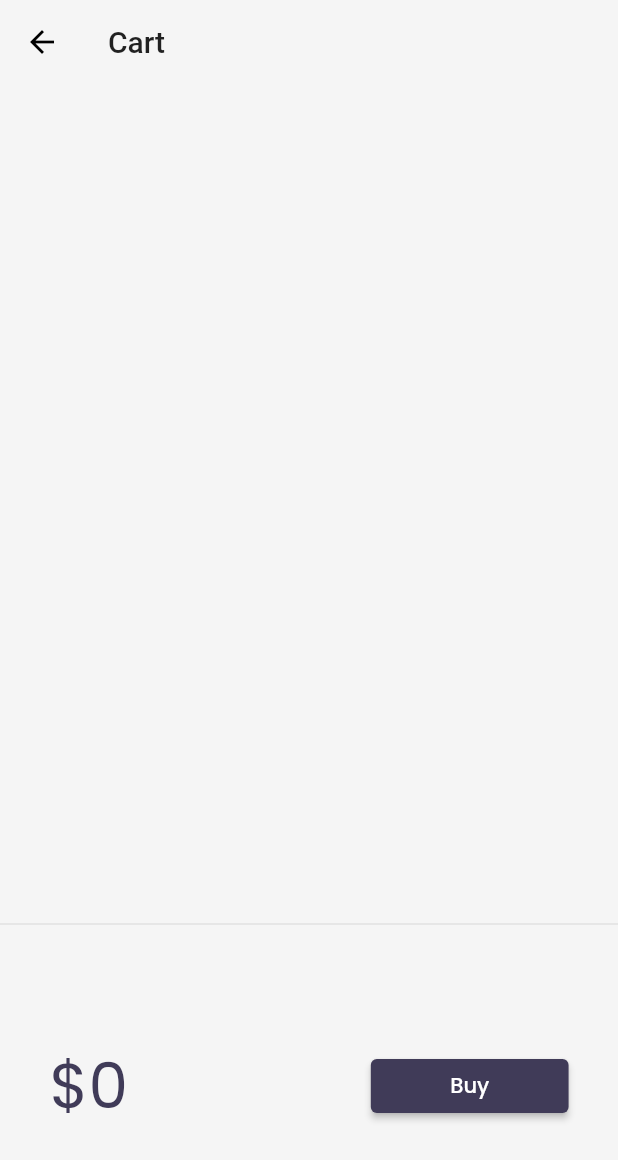
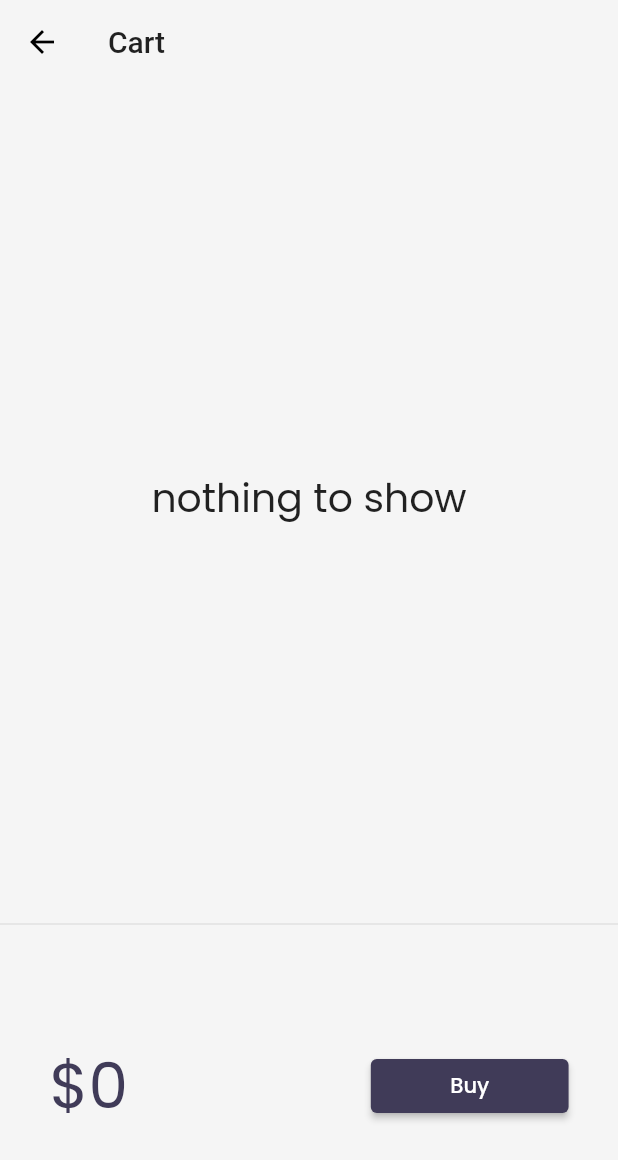
Before and after one commit to praju260100/30_days_of_flutter, a Flutter app: the screen it shows after launch, after a tap on an icon or button, on a phone screen of 412 x 824 dp. Shown: the top 1160 px of the screen. Run offline on Flutter 3.47's test engine with Material 2 defaults, Android fonts, the phone set to English and light mode, and no system bars; our stand-ins replace google_fonts, velocity_x; network calls fail.

Commit message:
day25complete

```diff
--- a/lib/models/cart.dart
+++ b/lib/models/cart.dart
@@ -1,42 +1,40 @@
 import 'package:flutter_catalog/models/catalog.dart';
 
 class CartModel {
+  // catalog field
   static final cartModel = CartModel._internal();
+
   CartModel._internal();
-
   factory CartModel() => cartModel;
 
-  CatalogModel _catalog;
+  late CatalogModel _catalog;
 
   final List<int> _itemIds = [];
 
-  CatalogModel get catalog => _catalog;
+  // Get Catalog
+  CatalogModel get catalog => catalog;
 
   set catalog(CatalogModel newCatalog) {
     assert(newCatalog != null);
-    _catalog = newCatalog;
+    catalog = newCatalog;
   }
 
-  List<Item> get items => _itemIds.map((id) => _catalog.getById(id)).toList();
+  // Get items in the cart
+  List<Item> get items => _itemIds.map((id) => catalog.getById(id)).toList();
 
+  // Get total price
   num get totalPrice =>
       items.fold(0, (total, current) => total + current.price);
+
+  // Add Item
 
   void add(Item item) {
     _itemIds.add(item.id);
   }
 
+  // Remove Item
+
   void remove(Item item) {
     _itemIds.remove(item.id);
   }
-
-  @override
-  bool operator ==(Object other) {
-    if (identical(this, other)) return true;
-
-    return other is CartModel && other._catalog == _catalog;
-  }
-
-  @override
-  int get hashCode => _catalog.hashCode;
 }
--- a/lib/models/catalog.dart
+++ b/lib/models/catalog.dart
@@ -1,6 +1,13 @@
 import 'dart:convert';
 
 class CatalogModel {
+  static final catModel = CatalogModel._internal();
+
+  CatalogModel._internal();
+
+  factory CatalogModel() => catModel;
+  late CatalogModel _catalog;
+
   static List<Item> items = [];
 
   Item getById(int id) =>
--- a/lib/pages/cart_page.dart
+++ b/lib/pages/cart_page.dart
@@ -63,13 +63,18 @@ class __CartListState extends State<_CartList> {
   final _cart = CartModel();
   @override
   Widget build(BuildContext context) {
-    return ListView.builder(
+    return _cart.items.isEmpty
+        ? "nothing to show".text.xl3.makeCentered()
+        : ListView.builder(
             itemCount: _cart.items.length,
             itemBuilder: (context, index) => ListTile(
               leading: Icon(Icons.done),
               trailing: IconButton(
                 icon: Icon(Icons.remove_circle_outline),
-          onPressed: () {},
+                onPressed: () {
+                  _cart.remove(_cart.items[index]);
+                  setState(() {});
+                },
               ),
               title: _cart.items[index].name.text.make(),
             ),
--- /dev/null
+++ b/lib/widget/Home_widgets/add_to_cart.dart
@@ -0,0 +1,44 @@
+import 'package:flutter/cupertino.dart';
+import 'package:flutter/material.dart';
+import 'package:flutter_catalog/models/cart.dart';
+import 'package:flutter_catalog/models/catalog.dart';
+import 'package:velocity_x/velocity_x.dart';
+
+class AddToCart extends StatefulWidget {
+  final Item catalog;
+
+  const AddToCart({
+    Key? key,
+    required this.catalog,
+  }) : super(key: key);
+
+  @override
+  State<AddToCart> createState() => _AddToCartState();
+}
+
+class _AddToCartState extends State<AddToCart> {
+  final _cart = CartModel();
+
+  @override
+  Widget build(BuildContext context) {
+    bool isInCart = _cart.items.contains(widget.catalog);
+    return ElevatedButton(
+      onPressed: () {
+        if (!isInCart) {
+          isInCart = isInCart.toggle();
+          final _catalog = CatalogModel();
+
+          _cart.catalog = _catalog;
+          _cart.add(widget.catalog);
+          setState(() {});
+        }
+      },
+      style: ButtonStyle(
+          backgroundColor: MaterialStateProperty.all(context.theme.buttonColor),
+          shape: MaterialStateProperty.all(
+            StadiumBorder(),
+          )),
+      child: isInCart ? Icon(Icons.done) : Icon(CupertinoIcons.cart_badge_plus),
+    );
+  }
+}
--- a/lib/widget/Home_widgets/catalog_list.dart
+++ b/lib/widget/Home_widgets/catalog_list.dart
@@ -1,11 +1,12 @@
 import 'package:flutter/material.dart';
+import 'package:flutter_catalog/widget/Home_widgets/add_to_cart.dart';
 import 'package:velocity_x/velocity_x.dart';
 
 import 'package:flutter_catalog/models/cart.dart';
 import 'package:flutter_catalog/models/catalog.dart';
 import 'package:flutter_catalog/pages/home_detail_page.dart';
-import 'package:flutter_catalog/widget/Home_widgets/catalog_image.dart';
-import 'package:flutter_catalog/widget/themes.dart';
+
+import 'catalog_image.dart';
 
 class CatalogList extends StatelessWidget {
   @override
@@ -16,13 +17,14 @@ class CatalogList extends StatelessWidget {
       itemBuilder: (context, index) {
         final catalog = CatalogModel.items[index];
         return InkWell(
-            onTap: (() => Navigator.push(
+          onTap: () => Navigator.push(
             context,
             MaterialPageRoute(
               builder: (context) => homedetailpage(catalog: catalog),
             ),
-                )),
-            child: CatalogItem(catalog: catalog));
+          ),
+          child: CatalogItem(catalog: catalog),
+        );
       },
     );
   }
@@ -44,13 +46,14 @@ class CatalogItem extends StatelessWidget {
             tag: Key(catalog.id.toString()),
             child: CatalogImage(
               image: catalog.image,
-              )),
+            ),
+          ),
           Expanded(
               child: Column(
             crossAxisAlignment: CrossAxisAlignment.start,
             mainAxisAlignment: MainAxisAlignment.center,
             children: [
-              catalog.name.text.lg.color(MyTheme.darkBluishColor).bold.make(),
+              catalog.name.text.lg.color(context.accentColor).bold.make(),
               catalog.desc.text.textStyle(context.captionStyle).make(),
               10.heightBox,
               ButtonBar(
@@ -58,49 +61,13 @@ class CatalogItem extends StatelessWidget {
                 buttonPadding: EdgeInsets.zero,
                 children: [
                   "\$${catalog.price}".text.bold.xl.make(),
-                  addtocart(catalog: catalog)
+                  AddToCart(catalog: catalog)
                 ],
               ).pOnly(right: 8.0)
             ],
           ))
         ],
       ),
-    ).white.rounded.square(150).make().py16();
+    ).color(context.cardColor).rounded.square(150).make().py16();
   }
 }
-
-class addtocart extends StatefulWidget {
-  final Item catalog;
-  const addtocart({
-    Key? key,
-    required this.catalog,
-  }) : super(key: key);
-
-  @override
-  State<addtocart> createState() => _addtocartState();
-}
-
-class _addtocartState extends State<addtocart> {
-  bool isadded = false;
-  @override
-  Widget build(BuildContext context) {
-    return ElevatedButton(
-      onPressed: () {
-        isadded = isadded.toggle();
-        final _catalog = CatalogModel();
-        final _cart = CartModel();
-        _cart.catalog = _catalog;
-        _cart.add(widget.catalog);
-        setState(() {});
-      },
-      style: ButtonStyle(
-          backgroundColor: MaterialStateProperty.all(
-            MyTheme.darkBluishColor,
-          ),
-          shape: MaterialStateProperty.all(
-            StadiumBorder(),
-          )),
-      child: isadded ? Icon(Icons.done) : "Add To cart".text.make(),
-    );
-  }
-}
```
Also changed, not shown: lib/pages/home_detail_page.dart (+3 -10 lines). Lines whose indentation alone changed are shown as unchanged.
